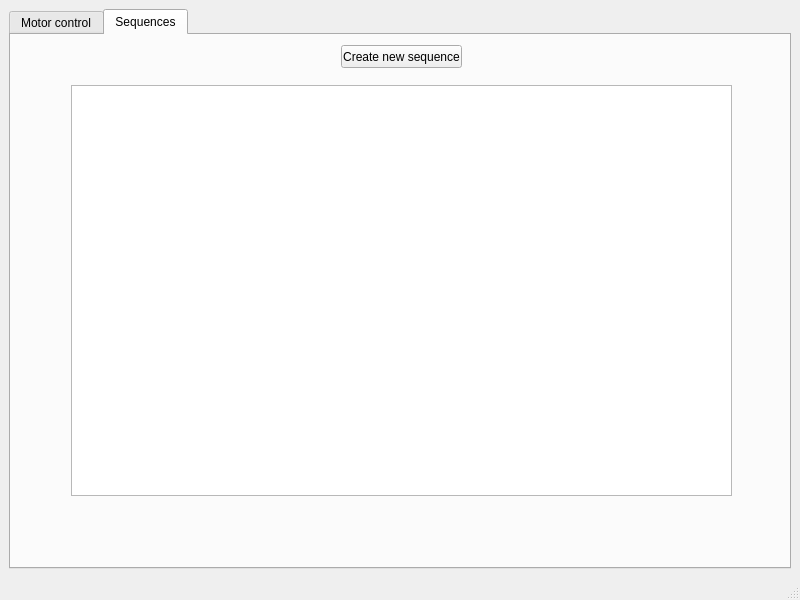
JeremieBourque1/projetS4, file ui/mainwindow.ui: the form before one commit.
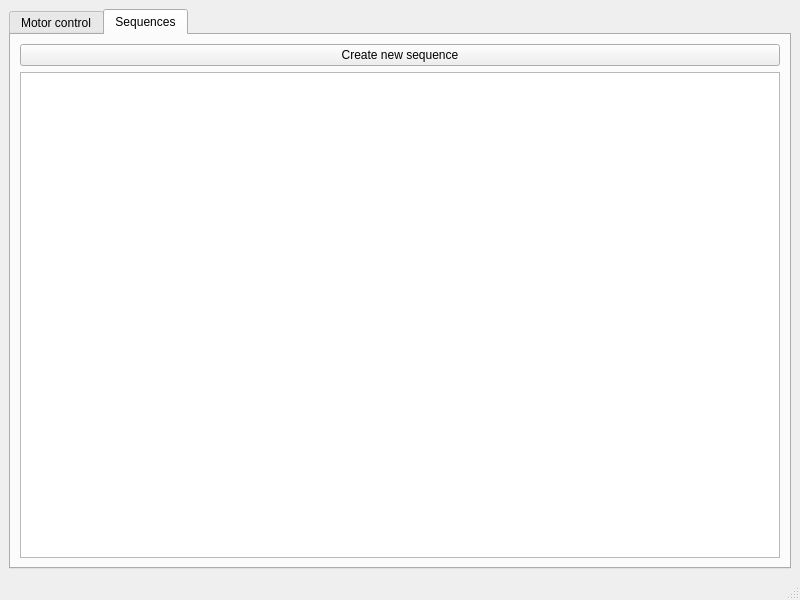
The form after the commit.

The edit to the form file:
```diff
--- a/ui/mainwindow.ui
+++ b/ui/mainwindow.ui
@@ -135,28 +135,16 @@
        <attribute name="title">
         <string>Sequences</string>
        </attribute>
+       <layout class="QVBoxLayout" name="verticalLayout_3">
+        <item>
        <widget class="QPushButton" name="newSequence">
-        <property name="geometry">
-         <rect>
-          <x>330</x>
-          <y>10</y>
-          <width>121</width>
-          <height>23</height>
-         </rect>
-        </property>
         <property name="text">
          <string>Create new sequence</string>
         </property>
        </widget>
+        </item>
+        <item>
        <widget class="QListWidget" name="listOfSequences">
-        <property name="geometry">
-         <rect>
-          <x>60</x>
-          <y>50</y>
-          <width>661</width>
-          <height>411</height>
-         </rect>
-        </property>
         <property name="contextMenuPolicy">
          <enum>Qt::CustomContextMenu</enum>
         </property>
@@ -173,6 +161,8 @@
          <enum>QListView::Free</enum>
         </property>
        </widget>
+        </item>
+       </layout>
       </widget>
      </widget>
     </item>
```
Lines whose indentation alone changed are shown as unchanged.
